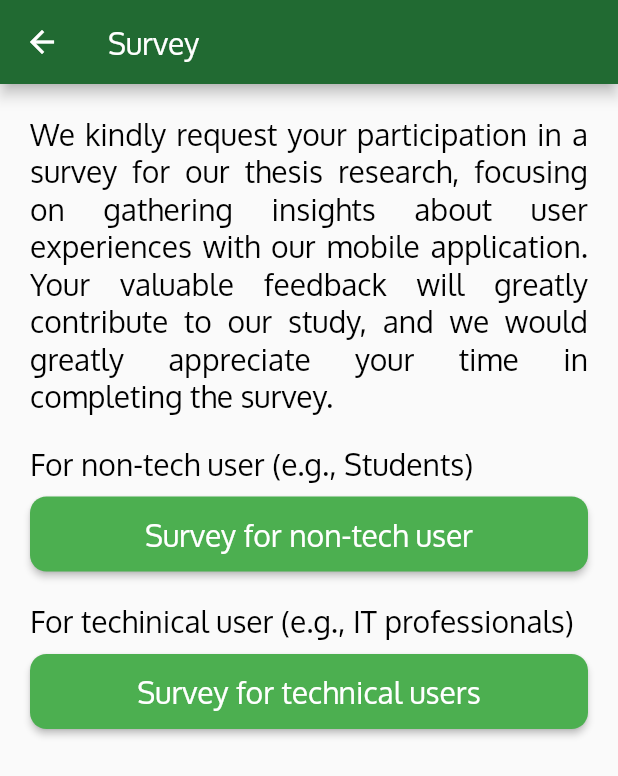
After one commit to dextralquisola/project_lift, a Flutter app: the HomeScreen screen opened directly, after a tap on the "card giftcard" icon, on a phone screen of 412 x 824 dp. The commit adds this screen. Shown: the top 776 px of the screen. Run offline on Flutter 3.47's test engine with Material 2 defaults, Android fonts, the phone set to English and light mode, and no system bars; our stand-ins replace badges, cached_network_image, device_info_plus, firebase_core, firebase_messaging, firebase_storage and 6 more; accounts and stored records are empty; network calls fail.

Commit message:
added survey screen

```diff
--- a/lib/constants/constants.dart
+++ b/lib/constants/constants.dart
@@ -1,6 +1,6 @@
-const String baseServerAddress =
-    'http://10.0.2.2:3000'; // used to connect to local host server
+// const String baseServerAddress =
+//     'http://10.0.2.2:3000'; // used to connect to local host server
 
-// const String baseServerAddress = 'https://liftapp.onrender.com';
+const String baseServerAddress = 'https://liftapp.onrender.com';
 
 enum StudyRoomStatus { public, private }
--- a/lib/features/home/screens/home_screen.dart
+++ b/lib/features/home/screens/home_screen.dart
@@ -1,6 +1,7 @@
 import 'package:flutter/material.dart';
 import 'package:flutter/services.dart';
 import 'package:project_lift/features/find_tutor/screens/find_tutor_screen.dart';
+import 'package:project_lift/features/home/screens/survey_screen.dart';
 import 'package:project_lift/features/profile/screens/profile_screen.dart';
 import 'package:project_lift/features/profile/service/profile_service.dart';
 import 'package:project_lift/features/study_pool/screens/study_pool_screen.dart';
@@ -74,6 +75,19 @@ class _HomeScreenState extends State<HomeScreen> {
             ),
           ],
         ),
+        floatingActionButton: FloatingActionButton(
+          onPressed: () {
+            Navigator.of(context).push(
+              MaterialPageRoute(
+                builder: (context) => SurveyScreen(),
+              ),
+            );
+          },
+          backgroundColor: Colors.red,
+          tooltip: "Gifts",
+          child: const Icon(Icons.card_giftcard, color: Colors.white),
+        ),
+        floatingActionButtonLocation: FloatingActionButtonLocation.startFloat,
       ),
     );
   }
--- /dev/null
+++ b/lib/features/home/screens/survey_screen.dart
@@ -0,0 +1,71 @@
+import 'package:flutter/material.dart';
+import 'package:project_lift/widgets/app_button.dart';
+import 'package:url_launcher/url_launcher.dart';
+
+import '../../../widgets/app_text.dart';
+
+class SurveyScreen extends StatelessWidget {
+  SurveyScreen({super.key});
+
+  final Uri _urlTechnical = Uri.parse('https://forms.gle/EyrgHruM2GvLpBUv6');
+  final Uri _urlNonTechnical = Uri.parse('https://forms.gle/iBr7TzP9aHaVEUJi9');
+
+  @override
+  Widget build(BuildContext context) {
+    return Scaffold(
+      appBar: AppBar(
+        title: const Text('Survey'),
+      ),
+      body: Center(
+        child: Padding(
+          padding: const EdgeInsets.all(20),
+          child: Column(
+            crossAxisAlignment: CrossAxisAlignment.start,
+            children: [
+              AppText(
+                text:
+                    'We kindly request your participation in a survey for our thesis research, focusing on gathering insights about user experiences with our mobile application. Your valuable feedback will greatly contribute to our study, and we would greatly appreciate your time in completing the survey.',
+                textSize: 20,
+                textAlign: TextAlign.justify,
+              ),
+              const SizedBox(height: 20),
+              AppText(
+                text: "For non-tech user (e.g., Students)",
+                textSize: 20,
+              ),
+              const SizedBox(height: 10),
+              AppButton(
+                onPressed: () async {
+                  await _launchUrl(_urlNonTechnical);
+                },
+                text: "Survey for non-tech user",
+                wrapRow: true,
+                height: 50,
+              ),
+              const SizedBox(height: 20),
+              AppText(
+                text: "For techinical user (e.g., IT professionals)",
+                textSize: 20,
+              ),
+              const SizedBox(height: 10),
+              AppButton(
+                onPressed: () async {
+                  await _launchUrl(_urlTechnical);
+                },
+                text: "Survey for technical users",
+                wrapRow: true,
+                height: 50,
+              ),
+            ],
+          ),
+        ),
+      ),
+    );
+  }
+
+  Future<void> _launchUrl(Uri url) async {
+    if (!await launchUrl(url, mode: LaunchMode.externalApplication)) {
+      throw Exception('Could not launch $url');
+    }
+  }
+}
--- a/pubspec.yaml
+++ b/pubspec.yaml
@@ -48,6 +48,7 @@ dependencies:
   provider: ^6.0.5
   shared_preferences: ^2.0.18
   socket_io_client: ^2.0.0
+  url_launcher: ^6.1.11
 
 dev_dependencies:
   flutter_lints: ^2.0.0
```
Also changed, not shown: pubspec.lock, 5 other files.
